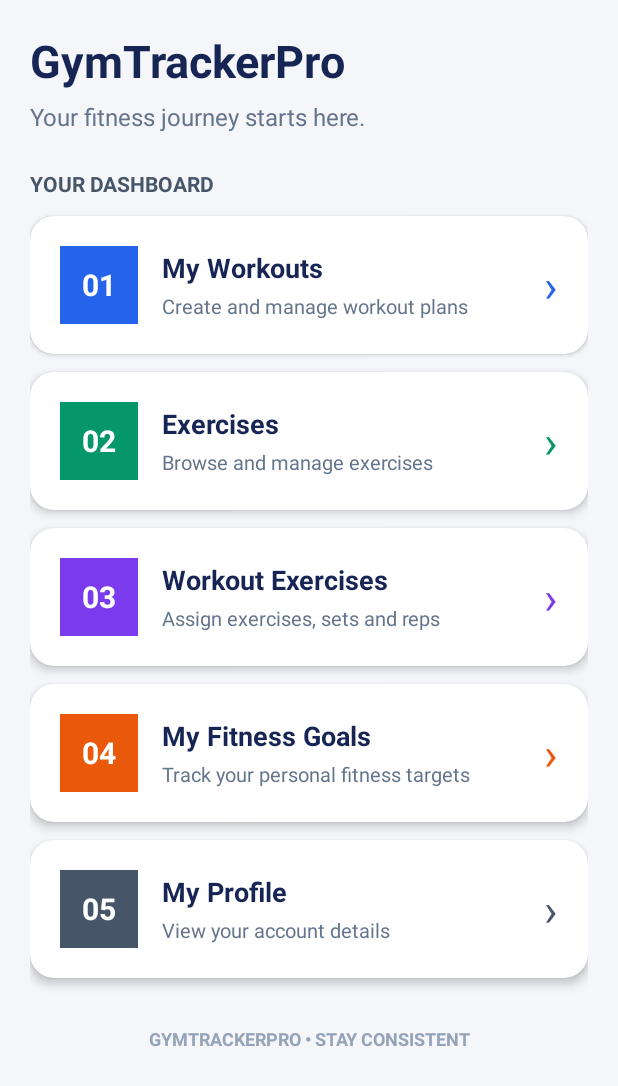
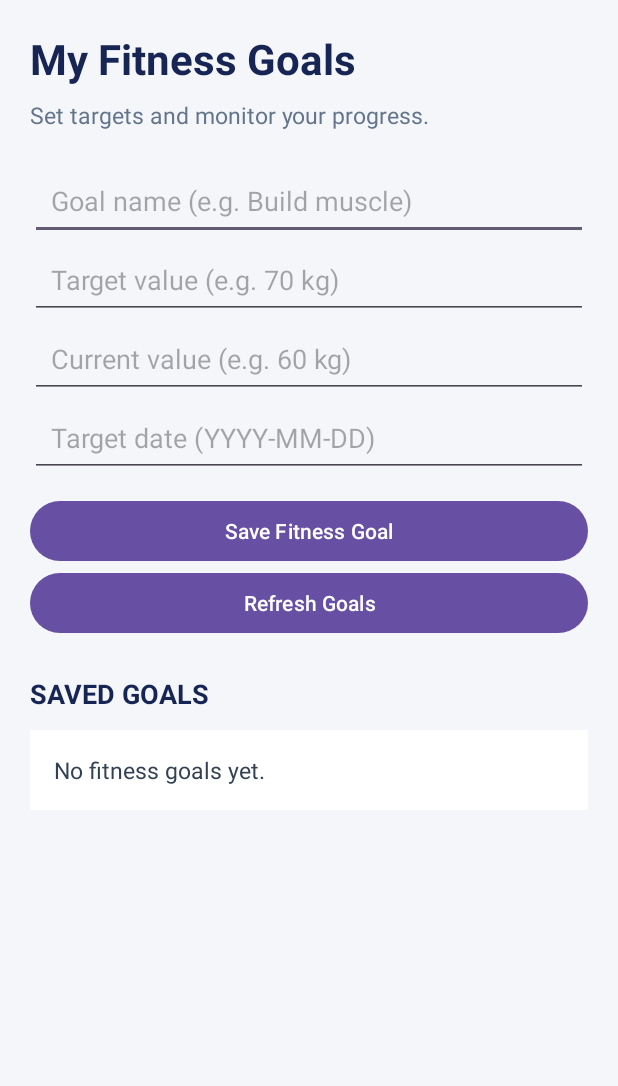
Before and after one commit to hamzamohammad-6r/GymTrackerPro, an Android app: the screen it shows after launch (MainActivity before the commit, GoalsActivity after it), after a tap on "04", on a phone screen of 412 x 824 dp. Shown: the top 1086 px of the screen. Run offline under Robolectric (Android 15) with nearby library versions, the phone set to English and light mode, and no system bars; our stand-ins replace Room's generated code.

Commit message:
Fitness Goals Screen Created

```diff
--- a/app/src/main/AndroidManifest.xml
+++ b/app/src/main/AndroidManifest.xml
@@ -32,6 +32,10 @@
             android:name=".WorkoutExercisesActivity"
             android:exported="false" />
 
+        <activity
+            android:name=".GoalsActivity"
+            android:exported="false" />
+
     </application>
 
 </manifest>
--- /dev/null
+++ b/app/src/main/java/com/example/gymtrackerpro/GoalsActivity.java
@@ -0,0 +1,163 @@
+package com.example.gymtrackerpro;
+
+import android.os.Bundle;
+import android.widget.Button;
+import android.widget.EditText;
+import android.widget.LinearLayout;
+import android.widget.TextView;
+import android.widget.Toast;
+
+import androidx.appcompat.app.AppCompatActivity;
+
+import java.util.List;
+import java.util.concurrent.ExecutorService;
+import java.util.concurrent.Executors;
+
+public class GoalsActivity extends AppCompatActivity {
+
+    private EditText editGoalType;
+    private EditText editTargetValue;
+    private EditText editCurrentValue;
+    private EditText editTargetDate;
+    private TextView textGoalsList;
+
+    private GymTrackerDatabase database;
+    private final ExecutorService executor =
+            Executors.newSingleThreadExecutor();
+
+    @Override
+    protected void onCreate(Bundle savedInstanceState) {
+        super.onCreate(savedInstanceState);
+        setContentView(R.layout.activity_goals);
+
+        database = GymTrackerDatabase.getDatabase(
+                getApplicationContext()
+        );
+
+        editGoalType = findViewById(R.id.editGoalType);
+        editTargetValue = findViewById(R.id.editTargetValue);
+        editCurrentValue = findViewById(R.id.editCurrentValue);
+        editTargetDate = findViewById(R.id.editTargetDate);
+        textGoalsList = findViewById(R.id.textGoalsList);
+
+        Button buttonSaveGoal = findViewById(R.id.buttonSaveGoal);
+        Button buttonRefreshGoals = findViewById(R.id.buttonRefreshGoals);
+
+        buttonSaveGoal.setOnClickListener(v -> saveGoal());
+
+        buttonRefreshGoals.setOnClickListener(v -> loadGoals());
+
+        loadGoals();
+    }
+
+    private void saveGoal() {
+        String goalType = editGoalType.getText().toString().trim();
+        String targetText = editTargetValue.getText().toString().trim();
+        String currentText = editCurrentValue.getText().toString().trim();
+        String targetDate = editTargetDate.getText().toString().trim();
+
+        if (goalType.isEmpty() || targetText.isEmpty()
+                || currentText.isEmpty() || targetDate.isEmpty()) {
+            Toast.makeText(this,
+                    "Please complete all fields",
+                    Toast.LENGTH_SHORT).show();
+            return;
+        }
+
+        final double target;
+        final double current;
+
+        try {
+            target = Double.parseDouble(targetText);
+            current = Double.parseDouble(currentText);
+
+            if (target <= 0 || current < 0) {
+                Toast.makeText(this,
+                        "Enter a positive target and a non-negative current value",
+                        Toast.LENGTH_LONG).show();
+                return;
+            }
+        } catch (NumberFormatException e) {
+            Toast.makeText(this,
+                    "Enter valid numbers",
+                    Toast.LENGTH_SHORT).show();
+            return;
+        }
+
+        // This example uses user ID 1.
+        // That user must exist in the users table.
+        Goal goal = new Goal(
+                1,
+                goalType,
+                target,
+                current,
+                targetDate
+        );
+
+        executor.execute(() -> {
+            try {
+                database.goalDao().insertGoal(goal);
+
+                runOnUiThread(() -> {
+                    Toast.makeText(this,
+                            "Goal saved successfully",
+                            Toast.LENGTH_SHORT).show();
+
+                    editGoalType.setText("");
+                    editTargetValue.setText("");
+                    editCurrentValue.setText("");
+                    editTargetDate.setText("");
+
+                    loadGoals();
+                });
+            } catch (Exception e) {
+                runOnUiThread(() ->
+                        Toast.makeText(this,
+                                "Could not save goal. Check that user ID 1 exists.",
+                                Toast.LENGTH_LONG).show()
+                );
+            }
+        });
+    }
+
+    private void loadGoals() {
+        executor.execute(() -> {
+            try {
+                List<Goal> goals = database.goalDao().getAllGoals();
+                StringBuilder builder = new StringBuilder();
+
+                if (goals.isEmpty()) {
+                    builder.append("No fitness goals yet.");
+                } else {
+                    for (Goal goal : goals) {
+                        builder.append("Goal: ")
+                                .append(goal.goalType)
+                                .append("\nTarget: ")
+                                .append(goal.targetValue)
+                                .append("\nCurrent: ")
+                                .append(goal.currentValue)
+                                .append("\nTarget date: ")
+                                .append(goal.targetDate)
+                                .append("\n\n");
+                    }
+                }
+
+                runOnUiThread(() ->
+                        textGoalsList.setText(builder.toString())
+                );
+            } catch (Exception e) {
+                runOnUiThread(() ->
+                        textGoalsList.setText(
+                                "Unable to load goals."
+                        )
+                );
+            }
+        });
+    }
+
+    @Override
+    protected void onDestroy() {
+        super.onDestroy();
+        executor.shutdown();
+    }
+}
--- a/app/src/main/java/com/example/gymtrackerpro/MainActivity.java
+++ b/app/src/main/java/com/example/gymtrackerpro/MainActivity.java
@@ -130,13 +130,14 @@ public class MainActivity extends AppCompatActivity {
         });
 
         // My Fitness Goals card
-        findViewById(R.id.cardGoals).setOnClickListener(v ->
-                android.widget.Toast.makeText(
-                        MainActivity.this,
-                        "My Fitness Goals selected",
-                        android.widget.Toast.LENGTH_SHORT
-                ).show()
-        );
+        findViewById(R.id.cardGoals).setOnClickListener(v -> {
+            android.content.Intent intent =
+                    new android.content.Intent(
+                            MainActivity.this,
+                            GoalsActivity.class
+                    );
+            startActivity(intent);
+        });
 
         // My Profile card
         findViewById(R.id.cardProfile).setOnClickListener(v ->
--- /dev/null
+++ b/app/src/main/res/layout/activity_goals.xml
@@ -0,0 +1,97 @@
+<?xml version="1.0" encoding="utf-8"?>
+<ScrollView xmlns:android="http://schemas.android.com/apk/res/android"
+    android:layout_width="match_parent"
+    android:layout_height="match_parent"
+    android:background="#F4F6FA"
+    android:fillViewport="true">
+
+    <LinearLayout
+        android:layout_width="match_parent"
+        android:layout_height="wrap_content"
+        android:orientation="vertical"
+        android:padding="20dp">
+
+        <TextView
+            android:layout_width="match_parent"
+            android:layout_height="wrap_content"
+            android:text="My Fitness Goals"
+            android:textColor="#172554"
+            android:textSize="28sp"
+            android:textStyle="bold" />
+
+        <TextView
+            android:layout_width="match_parent"
+            android:layout_height="wrap_content"
+            android:layout_marginTop="8dp"
+            android:layout_marginBottom="20dp"
+            android:text="Set targets and monitor your progress."
+            android:textColor="#64748B"
+            android:textSize="15sp" />
+
+        <EditText
+            android:id="@+id/editGoalType"
+            android:layout_width="match_parent"
+            android:layout_height="wrap_content"
+            android:hint="Goal name (e.g. Build muscle)"
+            android:inputType="textCapSentences"
+            android:padding="14dp" />
+
+        <EditText
+            android:id="@+id/editTargetValue"
+            android:layout_width="match_parent"
+            android:layout_height="wrap_content"
+            android:hint="Target value (e.g. 70 kg)"
+            android:inputType="numberDecimal"
+            android:padding="14dp" />
+
+        <EditText
+            android:id="@+id/editCurrentValue"
+            android:layout_width="match_parent"
+            android:layout_height="wrap_content"
+            android:hint="Current value (e.g. 60 kg)"
+            android:inputType="numberDecimal"
+            android:padding="14dp" />
+
+        <EditText
+            android:id="@+id/editTargetDate"
+            android:layout_width="match_parent"
+            android:layout_height="wrap_content"
+            android:hint="Target date (YYYY-MM-DD)"
+            android:inputType="date"
+            android:padding="14dp" />
+
+        <Button
+            android:id="@+id/buttonSaveGoal"
+            android:layout_width="match_parent"
+            android:layout_height="wrap_content"
+            android:layout_marginTop="12dp"
+            android:text="Save Fitness Goal" />
+
+        <Button
+            android:id="@+id/buttonRefreshGoals"
+            android:layout_width="match_parent"
+            android:layout_height="wrap_content"
+            android:text="Refresh Goals" />
+
+        <TextView
+            android:layout_width="match_parent"
+            android:layout_height="wrap_content"
+            android:layout_marginTop="24dp"
+            android:text="SAVED GOALS"
+            android:textColor="#172554"
+            android:textSize="18sp"
+            android:textStyle="bold" />
+
+        <TextView
+            android:id="@+id/textGoalsList"
+            android:layout_width="match_parent"
+            android:layout_height="wrap_content"
+            android:layout_marginTop="12dp"
+            android:background="#FFFFFF"
+            android:padding="16dp"
+            android:text="Loading goals..."
+            android:textColor="#334155"
+            android:textSize="15sp" />
+
+    </LinearLayout>
+</ScrollView>
```
Also changed, not shown: app/src/main/java/com/example/gymtrackerpro/Goal.java (+4 -4 lines).
